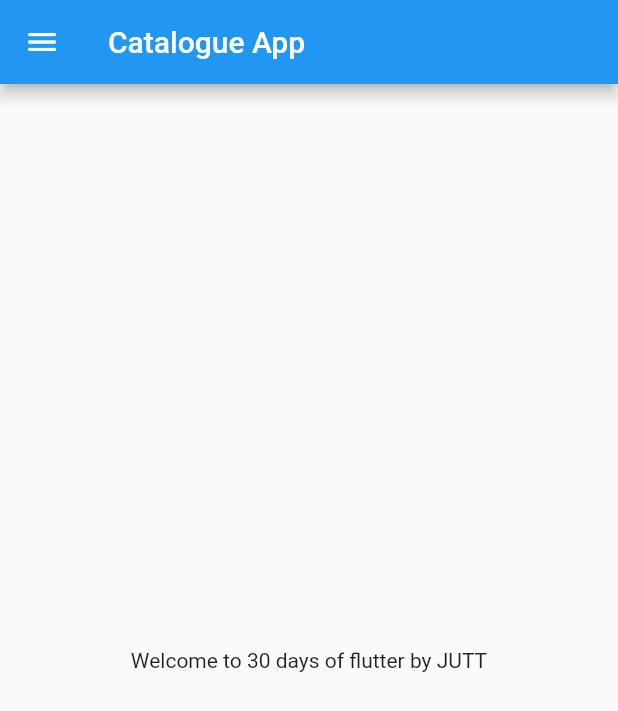
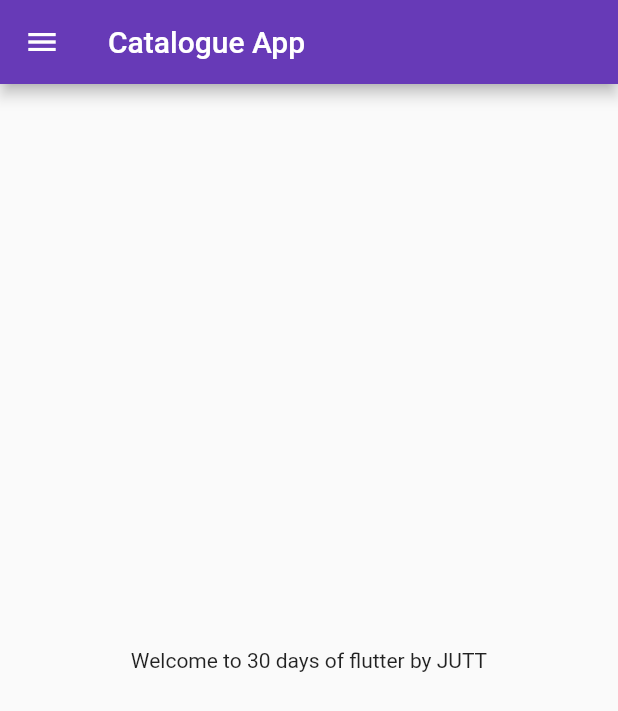
Before and after one commit to Abdullah-319/FlutterCatalogue, a Flutter app: the screen it shows after launch, on a phone screen of 412 x 824 dp. Shown: the top 711 px of the screen. Run offline on Flutter 3.47's test engine with Material 2 defaults, Android fonts, the phone set to English and light mode, and no system bars.

Commit message:
Day 3 completed

```diff
--- a/lib/main.dart
+++ b/lib/main.dart
@@ -1,5 +1,6 @@
 import 'package:flutter/material.dart';
-import 'package:flutter_catalogue/home_page.dart';
+import 'package:flutter_catalogue/pages/home_page.dart';
+import 'package:flutter_catalogue/pages/login_page.dart';
 
 void main() {
   runApp(MyApp());
@@ -11,7 +12,15 @@ class MyApp extends StatelessWidget {
   @override
   Widget build(BuildContext context) {
     return MaterialApp(
-      home: HomePage(),
+      themeMode: ThemeMode.light,
+      theme: ThemeData(primarySwatch: Colors.deepPurple),
+      darkTheme: ThemeData(brightness: Brightness.dark),
+      initialRoute: "/home",
+      routes: {
+        "/": (context) => LoginPage(),
+        "/home": (context) => HomePage(),
+        "/login": (context) => LoginPage(),
+      },
     );
   }
 }
```
Also changed, not shown: lib/pages/login_page.dart (added, +19 -0 lines), lib/pages/home_page.dart (renamed from lib/home_page.dart).
